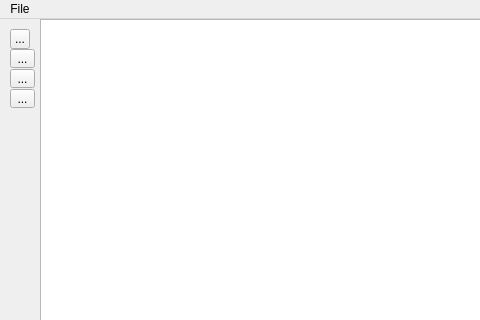
The window that maplibgui_test/resources/mainwindow.ui (infinitydao/dao) describes before a commit, drawn with Qt 5; both pictures show x 0 to 480 and y 0 to 320 of the 800 by 600 pixel window.
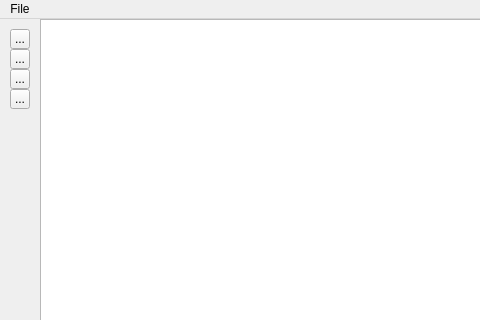
The same window after the commit. Icons and pictures are not drawn.

Commit message: Создана первая версия формы

Diff of the .ui file:
```diff
--- a/maplibgui_test/resources/mainwindow.ui
+++ b/maplibgui_test/resources/mainwindow.ui
@@ -58,10 +58,16 @@
      <rect>
       <x>10</x>
       <y>30</y>
-      <width>25</width>
-      <height>19</height>
+      <width>20</width>
+      <height>20</height>
      </rect>
     </property>
+    <property name="maximumSize">
+     <size>
+      <width>20</width>
+      <height>20</height>
+     </size>
+    </property>
     <property name="text">
      <string>...</string>
     </property>
@@ -71,10 +77,16 @@
      <rect>
       <x>10</x>
       <y>50</y>
-      <width>25</width>
-      <height>19</height>
+      <width>20</width>
+      <height>20</height>
      </rect>
     </property>
+    <property name="maximumSize">
+     <size>
+      <width>20</width>
+      <height>20</height>
+     </size>
+    </property>
     <property name="text">
      <string>...</string>
     </property>
@@ -84,10 +96,16 @@
      <rect>
       <x>10</x>
       <y>70</y>
-      <width>25</width>
-      <height>19</height>
+      <width>20</width>
+      <height>20</height>
      </rect>
     </property>
+    <property name="maximumSize">
+     <size>
+      <width>20</width>
+      <height>20</height>
+     </size>
+    </property>
     <property name="text">
      <string>...</string>
     </property>
```
Left out of the diff: 12 changed lines with no effect on the pictures.
